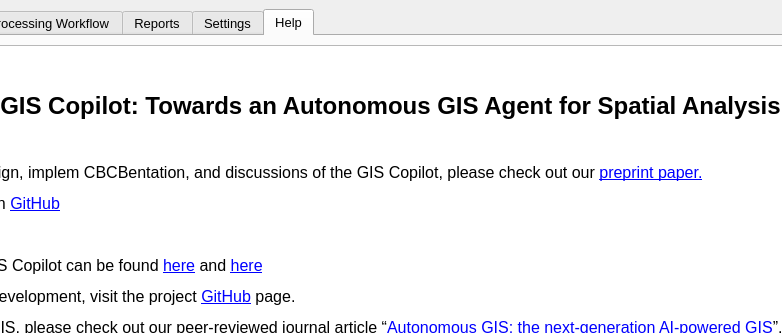
Above: SpatialAnalysisAgent_dockwidget_base.ui from xiaobing318/SpatialAnalysisAgent before the change; both pictures show x 284 to 1066 and y 0 to 333 of the 1349 by 828 pixel window. Below: the same form after it.
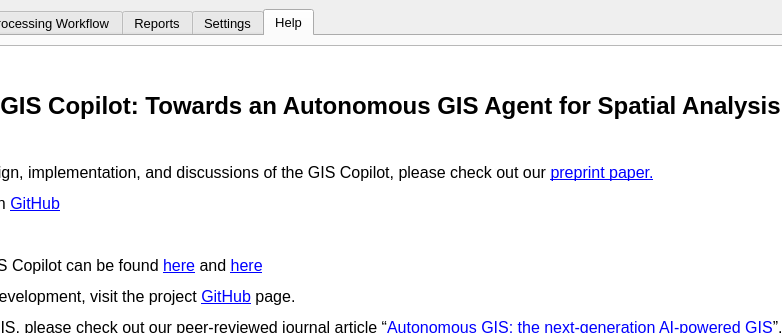
That is the form after the change. Custom widgets are drawn as their Qt base class.

The edit to the form file:
```diff
--- a/SpatialAnalysisAgent_dockwidget_base.ui
+++ b/SpatialAnalysisAgent_dockwidget_base.ui
@@ -1043,7 +1043,7 @@
 &lt;p style=&quot; margin-top:0px; margin-bottom:0px; margin-left:0px; margin-right:0px; -qt-block-indent:0; text-indent:0px;&quot;&gt;&lt;span style=&quot; font-family:'MS Shell Dlg 2'; font-size:9.75pt;&quot;&gt;    &lt;/span&gt;&lt;/p&gt;
 &lt;p align=&quot;center&quot; style=&quot; margin-top:12px; margin-bottom:12px; margin-left:0px; margin-right:0px; -qt-block-indent:0; text-indent:0px;&quot;&gt;&lt;span style=&quot; font-family:'MS Shell Dlg 2','sans-serif'; font-size:18pt; font-weight:600;&quot;&gt;GIS Copilot: Towards an Autonomous GIS Agent for Spatial Analysis&lt;/span&gt;&lt;/p&gt;
 &lt;ul style=&quot;margin-top: 0px; margin-bottom: 0px; margin-left: 0px; margin-right: 0px; -qt-list-indent: 1;&quot;&gt;&lt;li style=&quot; font-family:'MS Shell Dlg 2';&quot; style=&quot; margin-top:0px; margin-bottom:12px; margin-left:0px; margin-right:0px; -qt-block-indent:0; text-indent:0px;&quot;&gt;&lt;a href=&quot;https://github.com/Teakinboyewa/SpatialAnalysisAgent/blob/master/User_Manual.md&quot;&gt;&lt;span style=&quot; text-decoration: underline; color:#0000ff;&quot;&gt;User manual&lt;/span&gt;&lt;/a&gt; &lt;/li&gt;
-&lt;li style=&quot; font-family:'MS Shell Dlg 2';&quot; style=&quot; margin-top:0px; margin-bottom:12px; margin-left:0px; margin-right:0px; -qt-block-indent:0; text-indent:0px;&quot;&gt;&lt;span style=&quot; font-family:'Arial','sans-serif';&quot;&gt;For more details about the design, implem CBCBentation, and discussions of the GIS Copilot, please check out our &lt;/span&gt;&lt;a href=&quot;https://www.researchgate.net/publication/385559384_GIS_Copilot_Towards_an_Autonomous_GIS_Agent_for_Spatial_Analysis&quot;&gt;&lt;span style=&quot; text-decoration: underline; color:#0000ff;&quot;&gt;preprint paper.&lt;/span&gt;&lt;/a&gt;&lt;/li&gt;&lt;/ul&gt;
+&lt;li style=&quot; font-family:'MS Shell Dlg 2';&quot; style=&quot; margin-top:0px; margin-bottom:12px; margin-left:0px; margin-right:0px; -qt-block-indent:0; text-indent:0px;&quot;&gt;&lt;span style=&quot; font-family:'Arial','sans-serif';&quot;&gt;For more details about the design, implementation, and discussions of the GIS Copilot, please check out our &lt;/span&gt;&lt;a href=&quot;https://www.researchgate.net/publication/385559384_GIS_Copilot_Towards_an_Autonomous_GIS_Agent_for_Spatial_Analysis&quot;&gt;&lt;span style=&quot; text-decoration: underline; color:#0000ff;&quot;&gt;preprint paper.&lt;/span&gt;&lt;/a&gt;&lt;/li&gt;&lt;/ul&gt;
 &lt;ul style=&quot;margin-top: 0px; margin-bottom: 0px; margin-left: 0px; margin-right: 0px; -qt-list-indent: 1;&quot;&gt;&lt;li style=&quot; font-family:'MS Shell Dlg 2';&quot; style=&quot; margin-top:0px; margin-bottom:12px; margin-left:0px; margin-right:0px; -qt-block-indent:0; text-indent:0px;&quot;&gt;The source code is available on &lt;a href=&quot;https://github.com/Teakinboyewa/SpatialAnalysisAgent&quot;&gt;&lt;span style=&quot; text-decoration: underline; color:#0000ff;&quot;&gt;GitHub&lt;/span&gt;&lt;/a&gt;&lt;/li&gt;
 &lt;li style=&quot; font-family:'Arial','sans-serif';&quot; style=&quot; margin-top:0px; margin-bottom:12px; margin-left:0px; margin-right:0px; -qt-block-indent:0; text-indent:0px;&quot;&gt;&lt;a href=&quot;https://giscience.psu.edu/copilot_test/&quot;&gt;&lt;span style=&quot; text-decoration: underline; color:#0000ff;&quot;&gt;Over 100 test cases.&lt;/span&gt;&lt;/a&gt;&lt;/li&gt;&lt;/ul&gt;
 &lt;ul style=&quot;margin-top: 0px; margin-bottom: 0px; margin-left: 0px; margin-right: 0px; -qt-list-indent: 1;&quot;&gt;&lt;li style=&quot; font-family:'MS Shell Dlg 2';&quot; style=&quot; margin-top:0px; margin-bottom:12px; margin-left:0px; margin-right:0px; -qt-block-indent:0; text-indent:0px;&quot;&gt;&lt;span style=&quot; font-family:'Arial','sans-serif';&quot;&gt;More demonstrations of the GIS Copilot can be found &lt;/span&gt;&lt;a href=&quot;https://giscience.psu.edu/gis-copilot-demonstrations/&quot;&gt;&lt;span style=&quot; text-decoration: underline; color:#0000ff;&quot;&gt;here&lt;/span&gt;&lt;/a&gt;&lt;span style=&quot; font-family:'Arial','sans-serif';&quot;&gt; and &lt;/span&gt;&lt;a href=&quot;https://github.com/Teakinboyewa/SpatialAnalysisAgent/blob/master/Case_Studies.md&quot;&gt;&lt;span style=&quot; text-decoration: underline; color:#0000ff;&quot;&gt;here&lt;/span&gt;&lt;/a&gt;&lt;/li&gt;&lt;/ul&gt;
```
